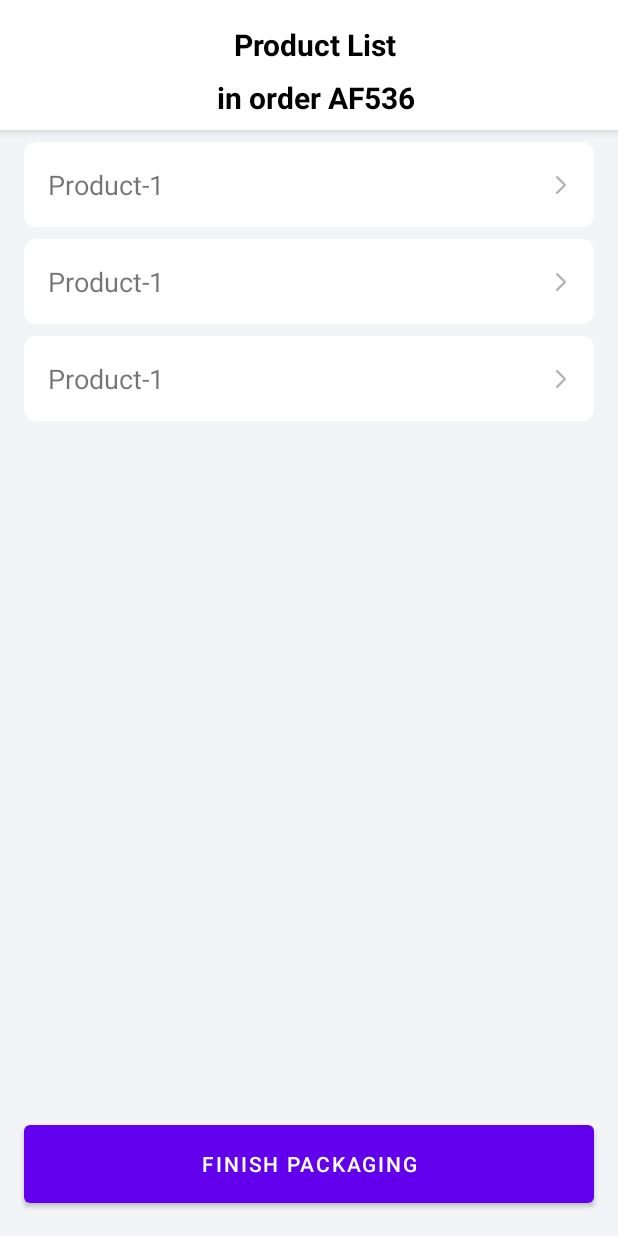
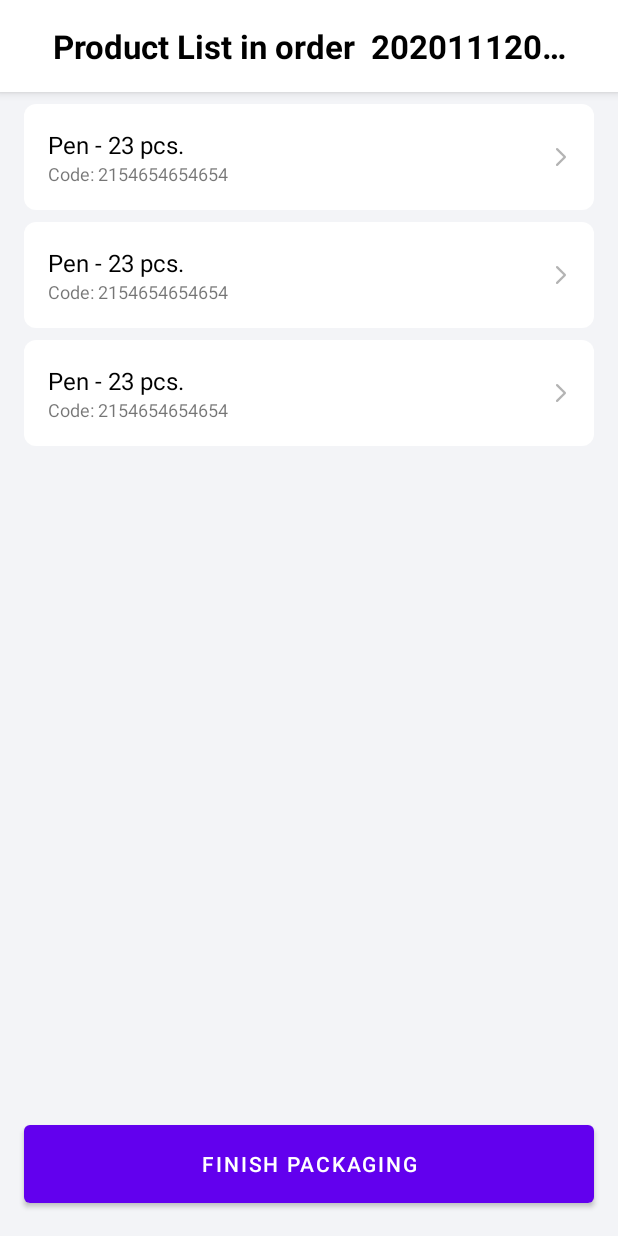
Before and after one commit to Dobpo/ProductPickingDemo, an Android app: the layout fragment_products.xml on its own in the app's theme, with its tools: preview values and no code run, on a phone screen of 412 x 824 dp. Run offline under Robolectric (Android 15) with nearby library versions, the phone set to English and light mode, and no system bars.

Commit message:
products from db

```diff
--- a/app/src/main/java/com/example/productpickingdemo/database/daos/LocationDao.kt
+++ b/app/src/main/java/com/example/productpickingdemo/database/daos/LocationDao.kt
@@ -12,6 +12,9 @@ interface LocationDao {
     @Query("SELECT * FROM locations WHERE id = :id")
     suspend fun getById(id: Long): Location
 
+    @Query("DELETE FROM locations")
+    suspend fun clearData()
+
     @Insert
     suspend fun insert(location: Location)
 
--- a/app/src/main/java/com/example/productpickingdemo/database/daos/OrderDao.kt
+++ b/app/src/main/java/com/example/productpickingdemo/database/daos/OrderDao.kt
@@ -11,6 +11,9 @@ interface OrderDao {
     @Query("SELECT * FROM orders WHERE id = :id")
     suspend fun getById(id: Long): Order
 
+    @Query("DELETE FROM orders")
+    suspend fun clearData()
+
     @Insert
     suspend fun insert(order: Order)
 
--- a/app/src/main/java/com/example/productpickingdemo/database/daos/UserDao.kt
+++ b/app/src/main/java/com/example/productpickingdemo/database/daos/UserDao.kt
@@ -11,6 +11,9 @@ interface UserDao {
     @Query("SELECT * FROM users WHERE id = :id")
     suspend fun getById(id: Long): User
 
+    @Query("DELETE FROM users")
+    suspend fun clearData()
+
     @Insert
     suspend fun insert(user: User)
 
--- a/app/src/main/java/com/example/productpickingdemo/screens/orders/OrdersFragment.kt
+++ b/app/src/main/java/com/example/productpickingdemo/screens/orders/OrdersFragment.kt
@@ -1,7 +1,6 @@
 package com.example.productpickingdemo.screens.orders
 
 import android.view.View
-import androidx.lifecycle.Observer
 import androidx.lifecycle.ViewModelProvider
 import androidx.recyclerview.widget.LinearLayoutManager
 import com.example.productpickingdemo.R
@@ -20,9 +19,11 @@ class OrdersFragment : BaseFragment<OrderViewModel>() {
     }
 
     override fun initialization(view: View, isFirstInit: Boolean) {
-        viewModel.getOrders().observe(viewLifecycleOwner, Observer {
+        viewModel.ordersLiveData.observe(viewLifecycleOwner, {
             showOrders(it)
         })
+
+        viewModel.getOrders()
     }
 
     private fun showOrders(orders: List<Order>?) {
--- a/app/src/main/java/com/example/productpickingdemo/screens/products/ProductsViewHolder.kt
+++ b/app/src/main/java/com/example/productpickingdemo/screens/products/ProductsViewHolder.kt
@@ -6,9 +6,11 @@ import androidx.recyclerview.widget.RecyclerView
 import kotlinx.android.synthetic.main.item_product.view.*
 
 class ProductsViewHolder(view: View) : RecyclerView.ViewHolder(view) {
-    var textView: TextView? = null
+    var tvProductName: TextView? = null
+    var tvProductCode: TextView? = null
 
     init {
-        textView = view.tvProductName
+        tvProductName = view.tvProductName
+        tvProductCode = view.tvProductCode
     }
 }
--- a/app/src/main/res/layout/fragment_products.xml
+++ b/app/src/main/res/layout/fragment_products.xml
@@ -12,53 +12,26 @@
         android:layout_height="wrap_content"
         android:animateLayoutChanges="true"
         android:background="@color/white"
-        android:clickable="true"
         android:elevation="4dp"
-        android:focusable="true"
+        android:padding="16dp"
         app:layout_constraintTop_toTopOf="parent">
 
         <TextView
             android:id="@+id/tvTitle"
-            android:layout_width="wrap_content"
+            android:layout_width="match_parent"
             android:layout_height="wrap_content"
-            android:layout_gravity="center"
-            android:layout_marginStart="8dp"
-            android:layout_marginTop="16dp"
-            android:layout_marginBottom="8dp"
-            android:clickable="false"
+            android:layout_marginHorizontal="16dp"
+            android:textColor="@color/black"
+            android:textSize="22sp"
+            android:textStyle="bold"
+            android:gravity="center"
+            android:singleLine="true"
             android:ellipsize="end"
-            android:gravity="center"
-            android:maxLines="1"
-            android:text="Product List"
-            android:textColor="@color/black"
-            android:textSize="20sp"
-            android:textStyle="bold"
+            app:layout_constraintBottom_toBottomOf="parent"
             app:layout_constraintEnd_toEndOf="parent"
             app:layout_constraintStart_toStartOf="parent"
             app:layout_constraintTop_toTopOf="parent"
-            app:layout_goneMarginStart="16dp" />
-
-        <TextView
-            android:id="@+id/tvOrder"
-            android:layout_width="wrap_content"
-            android:layout_height="wrap_content"
-            android:layout_gravity="center"
-            android:layout_marginStart="8dp"
-            android:layout_marginTop="8dp"
-            android:layout_marginBottom="8dp"
-            android:clickable="false"
-            android:ellipsize="end"
-            android:gravity="center"
-            android:maxLines="1"
-            android:text="in order AF536"
-            android:textColor="@color/black"
-            android:textSize="20sp"
-            android:textStyle="bold"
-            app:layout_constraintBottom_toBottomOf="parent"
-            app:layout_constraintEnd_toEndOf="parent"
-            app:layout_constraintStart_toStartOf="parent"
-            app:layout_constraintTop_toBottomOf="@+id/tvTitle"
-            app:layout_goneMarginStart="16dp" />
+            tools:text="Product List in order  20201112005" />
     </androidx.constraintlayout.widget.ConstraintLayout>
 
     <androidx.recyclerview.widget.RecyclerView
@@ -67,10 +40,10 @@
         android:layout_height="0dp"
         android:layout_marginVertical="4dp"
         android:clipToPadding="false"
+        android:paddingBottom="8dp"
         app:layout_constrainedHeight="true"
         app:layout_constraintBottom_toTopOf="@+id/btnFinish"
         app:layout_constraintTop_toBottomOf="@+id/toolbar"
-        android:paddingBottom="8dp"
         tools:listitem="@layout/item_product" />
 
     <com.google.android.material.button.MaterialButton
@@ -78,9 +51,8 @@
         android:layout_width="match_parent"
         android:layout_height="64dp"
         android:layout_marginHorizontal="16dp"
+        android:layout_marginBottom="16dp"
         android:text="Finish packaging"
-        android:layout_marginBottom="16dp"
         app:layout_constraintBottom_toBottomOf="parent"
-        app:layout_constraintTop_toBottomOf="@+id/rvProducts"
-        />
+        app:layout_constraintTop_toBottomOf="@+id/rvProducts" />
 </androidx.constraintlayout.widget.ConstraintLayout>
--- a/app/src/main/res/layout/item_product.xml
+++ b/app/src/main/res/layout/item_product.xml
@@ -7,27 +7,40 @@
     android:layout_height="wrap_content"
     android:layout_marginHorizontal="16dp"
     android:layout_marginVertical="4dp"
-    android:background="@drawable/bg_default_clickable">
+    android:background="@drawable/bg_default_clickable"
+    tools:ignore="ContentDescription">
 
     <TextView
         android:id="@+id/tvProductName"
         android:layout_width="0dp"
         android:layout_height="wrap_content"
-        android:layout_marginVertical="16dp"
-        android:textSize="18sp"
-        android:layout_marginStart="16dp"
-        app:layout_constraintBottom_toBottomOf="parent"
-        app:layout_constraintEnd_toEndOf="parent"
+        android:layout_marginHorizontal="16dp"
+        android:layout_marginTop="16dp"
+        android:textColor="@color/black"
+        android:textSize="16sp"
+        app:layout_constraintEnd_toStartOf="@+id/ivArrow"
         app:layout_constraintStart_toStartOf="parent"
         app:layout_constraintTop_toTopOf="parent"
-        tools:text="Product-1" />
+        tools:text="Pen - 23 pcs." />
+
+    <TextView
+        android:id="@+id/tvProductCode"
+        android:layout_width="0dp"
+        android:layout_height="wrap_content"
+        android:layout_marginHorizontal="16dp"
+        android:layout_marginBottom="16dp"
+        android:textSize="12sp"
+        app:layout_constraintBottom_toBottomOf="parent"
+        app:layout_constraintEnd_toStartOf="@+id/ivArrow"
+        app:layout_constraintStart_toStartOf="parent"
+        app:layout_constraintTop_toBottomOf="@+id/tvProductName"
+        tools:text="Code: 2154654654654" />
 
     <ImageView
+        android:id="@+id/ivArrow"
         android:layout_width="12dp"
         android:layout_height="12dp"
-        android:layout_marginTop="12dp"
         android:layout_marginEnd="16dp"
-        android:layout_marginBottom="12dp"
         android:src="@drawable/ic_arrow_end"
         app:layout_constraintBottom_toBottomOf="parent"
         app:layout_constraintEnd_toEndOf="parent"
```
Also changed, not shown: app/src/main/java/com/example/productpickingdemo/database/AppDatabaseImpl.kt (+15 -3 lines), app/src/main/java/com/example/productpickingdemo/database/daos/ProductDao.kt (+5 -2 lines), app/src/main/java/com/example/productpickingdemo/screens/login/LoginFragment.kt (+1 -6 lines), app/src/main/java/com/example/productpickingdemo/screens/orders/OrderViewModel.kt (+5 -7 lines), app/src/main/java/com/example/productpickingdemo/screens/products/ProductsAdapter.kt (+11 -4 lines), app/src/main/java/com/example/productpickingdemo/screens/products/ProductsFragment.kt (+25 -35 lines), app/src/main/java/com/example/productpickingdemo/screens/products/ProductsViewModel.kt (+19 -1 lines).
